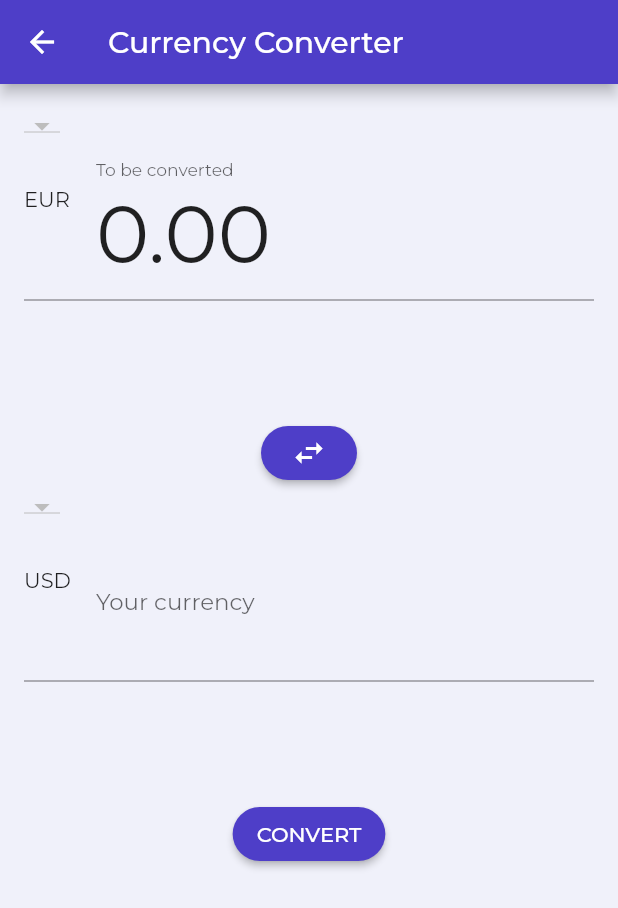
After one commit to zafajardo9/BudgetBud, a Flutter app: the DashboardPage screen opened directly, after a tap on the "currency exchange" icon, on a phone screen of 412 x 824 dp. The commit adds this screen. Shown: the top 908 px of the screen. Run offline on Flutter 3.47's test engine with Material 2 defaults, Android fonts, the phone set to English and light mode, and no system bars; drawn by our look-alikes of upgrader; our stand-ins replace awesome_notifications, awesome_snackbar_content, camera, cloud_firestore, connectivity_plus, firebase_auth and 22 more; missing offline and left inert: google_mlkit_text_recognition, honey; accounts and stored records are empty; network calls fail; project files that could hold a hidden picture were left out.

Commit message:
Updated no data look, securing API keys, Done currency converter

```diff
--- /dev/null
+++ b/lib/api_keys_handler.dart
@@ -0,0 +1,6 @@
+import 'package:flutter_dotenv/flutter_dotenv.dart';
+
+class APIKeys {
+  final currentExchangeAPI = dotenv.env['CURRENCY_API'];
+  final newsAPI = dotenv.env['NEWS_API'];
+}
--- /dev/null
+++ b/lib/data/currencies.dart
@@ -0,0 +1,156 @@
+List<String> currencies = [
+  "AED",
+  "AFN",
+  "ALL",
+  "AMD",
+  "ANG",
+  "AOA",
+  "ARS",
+  "AUD",
+  "AWG",
+  "AZN",
+  "BAM",
+  "BBD",
+  "BDT",
+  "BGN",
+  "BHD",
+  "BIF",
+  "BMD",
+  "BND",
+  "BOB",
+  "BRL",
+  "BSD",
+  "BTC",
+  "BTN",
+  "BWP",
+  "BYN",
+  "BYR",
+  "BZD",
+  "CAD",
+  "CDF",
+  "CHF",
+  "CLF",
+  "CLP",
+  "CNY",
+  "COP",
+  "CRC",
+  "CUC",
+  "CUP",
+  "CVE",
+  "CZK",
+  "DJF",
+  "DKK",
+  "DOP",
+  "DZD",
+  "EGP",
+  "ETB",
+  "EUR",
+  "FJD",
+  "GBP",
+  "GEL",
+  "GHS",
+  "GMD",
+  "GNF",
+  "GTQ",
+  "GYD",
+  "HKD",
+  "HNL",
+  "HRK",
+  "HTG",
+  "HUF",
+  "IDR",
+  "ILS",
+  "INR",
+  "IQD",
+  "IRR",
+  "ISK",
+  "JMD",
+  "JOD",
+  "JPY",
+  "KES",
+  "KGS",
+  "KHR",
+  "KMF",
+  "KRW",
+  "KWD",
+  "KYD",
+  "KZT",
+  "LAK",
+  "LBP",
+  "LKR",
+  "LRD",
+  "LSL",
+  "LTL",
+  "LVL",
+  "LYD",
+  "MAD",
+  "MDL",
+  "MGA",
+  "MKD",
+  "MMK",
+  "MOP",
+  "MRO",
+  "MUR",
+  "MVR",
+  "MWK",
+  "MXN",
+  "MYR",
+  "MZN",
+  "NAD",
+  "NGN",
+  "NIO",
+  "NOK",
+  "NPR",
+  "NZD",
+  "OMR",
+  "PAB",
+  "PEN",
+  "PGK",
+  "PHP",
+  "PKR",
+  "PLN",
+  "PYG",
+  "QAR",
+  "RON",
+  "RSD",
+  "RUB",
+  "RWF",
+  "SAR",
+  "SBD",
+  "SCR",
+  "SDG",
+  "SEK",
+  "SGD",
+  "SHP",
+  "SLL",
+  "SOS",
+  "SRD",
+  "STD",
+  "SVC",
+  "SZL",
+  "THB",
+  "TJS",
+  "TMT",
+  "TND",
+  "TOP",
+  "TRY",
+  "TTD",
+  "TWD",
+  "TZS",
+  "UAH",
+  "UGX",
+  "USD",
+  "UYU",
+  "UZS",
+  "VND",
+  "XAF",
+  "XCD",
+  "XDR",
+  "XOF",
+  "XPF",
+  "YER",
+  "ZAR",
+  "ZMK",
+  "ZMW",
+  "ZWL",
+];
--- a/lib/main.dart
+++ b/lib/main.dart
@@ -3,6 +3,7 @@ import 'package:camera/camera.dart';
 import 'package:flutter/material.dart';
 import 'package:firebase_core/firebase_core.dart';
 import 'package:flutter/services.dart';
+import 'package:flutter_dotenv/flutter_dotenv.dart';
 import 'package:google_fonts/google_fonts.dart';
 import 'package:honey/honey.dart';
 import 'package:responsive_sizer/responsive_sizer.dart';
@@ -71,6 +72,9 @@ Future<void> main() async {
   WidgetsFlutterBinding.ensureInitialized();
 
   await Firebase.initializeApp(options: DefaultFirebaseOptions.currentPlatform);
+
+  //await FlutterConfig.loadEnvVariables();
+  await dotenv.load();
 
   //onboarding screen
   prefs = await SharedPreferences.getInstance();
--- a/lib/misc/graphs/bar_graph/bar_graph.dart
+++ b/lib/misc/graphs/bar_graph/bar_graph.dart
@@ -2,6 +2,7 @@ import 'package:firebase_auth/firebase_auth.dart';
 import 'package:flutter/material.dart';
 import 'package:fl_chart/fl_chart.dart';
 import 'package:cloud_firestore/cloud_firestore.dart';
+import 'package:flutter_svg/svg.dart';
 import 'package:loading_animation_widget/loading_animation_widget.dart';
 
 import '../../colors.dart';
@@ -43,7 +44,10 @@ class BarGraphWidget extends StatelessWidget {
 
           final int dayOfWeek = transactionDate.weekday;
           if (documents.isEmpty) {
-            return Text('No data available.');
+            return SvgPicture.asset(
+              'assets/no_data_found/nd1.1 (2).svg', // Replace with your actual image path
+              fit: BoxFit.cover,
+            );
           }
           if (snapshot.connectionState == ConnectionState.waiting) {
             return Padding(
--- a/lib/misc/graphs/pie_graph/pie_graph.dart
+++ b/lib/misc/graphs/pie_graph/pie_graph.dart
@@ -5,6 +5,7 @@ import 'package:cloud_firestore/cloud_firestore.dart';
 import 'package:firebase_auth/firebase_auth.dart';
 import 'package:fl_chart/fl_chart.dart';
 import 'package:flutter/material.dart';
+import 'package:flutter_svg/flutter_svg.dart';
 
 import '../graphs_widget/graph_indicator.dart';
 
@@ -41,7 +42,10 @@ class PieGraphWidget extends StatelessWidget {
         final documents = snapshot.data!.docs;
 
         if (documents.isEmpty) {
-          return Text('No data available.');
+          return SvgPicture.asset(
+            'assets/no_data_found/nd1.1 (2).svg', // Replace with your actual image path
+            fit: BoxFit.cover,
+          );
         }
         if (snapshot.connectionState == ConnectionState.waiting) {
           return CircularProgressIndicator();
--- a/lib/pages/dashboard_page/dashboard_page.dart
+++ b/lib/pages/dashboard_page/dashboard_page.dart
@@ -3,6 +3,7 @@ import 'package:budget_bud/data/income_data.dart';
 import 'package:budget_bud/misc/colors.dart';
 import 'package:budget_bud/misc/txtStyles.dart';
 import 'package:budget_bud/misc/widgetSize.dart';
+import 'package:budget_bud/pages/dashboard_page/parts/convert_dashboard/convert_currency.dart';
 import 'package:budget_bud/pages/dashboard_page/parts/news_dashboard/dashboard_news.dart';
 import 'package:budget_bud/pages/dashboard_page/parts/transaction_dashboard/dashboard_transactions.dart';
 import 'package:cloud_firestore/cloud_firestore.dart';
@@ -65,10 +66,10 @@ class _DashboardPageState extends State<DashboardPage>
   void initState() {
     super.initState();
     getUserName();
-    fetchBalance();
+
+    //fetchBalance();
 
     //FOR NOTIFICATIONS++++++++++++++++++++++++
-
     AwesomeNotifications().isNotificationAllowed().then((isAllowed) => {
           if (!isAllowed)
             {
@@ -161,15 +162,15 @@ class _DashboardPageState extends State<DashboardPage>
   double totalIncome = 0.0;
   double totalExpense = 0.0;
 
-  Future<void> fetchBalance() async {
-    TransactionSummary summary =
-        await calculateTransactionSummary(TimePeriod.Overall);
-    setState(() {
-      balance = summary.balance;
-      totalIncome = summary.totalIncome;
-      totalExpense = summary.totalExpense;
-    });
-  }
+  // Future<void> fetchBalance() async {
+  //   TransactionSummary summary =
+  //       await calculateTransactionSummary(TimePeriod.Overall);
+  //   setState(() {
+  //     balance = summary.balance;
+  //     totalIncome = summary.totalIncome;
+  //     totalExpense = summary.totalExpense;
+  //   });
+  // }
 
   int currentPageIndex = 0;
 
@@ -223,22 +224,31 @@ class _DashboardPageState extends State<DashboardPage>
                                   Text(
                                     'Your Daily Update',
                                     style: ThemeText.dashboardDetailsSubHeader,
-                                  )
+                                  ),
                                 ],
                               ),
                             ),
                           ),
                         ),
-                        Expanded(
+                        StreamBuilder<TransactionSummary>(
+                          stream: Stream.fromFuture(
+                              calculateTransactionSummary(TimePeriod.Overall)),
+                          builder: (context, snapshot) {
+                            if (snapshot.hasData) {
+                              final transactionSummary = snapshot.data!;
+
+                              return Expanded(
                                 child: Showcase(
                                   key: userCard,
                                   description: 'Your Balance and Transactions',
                                   child: Padding(
-                              padding: const EdgeInsets.symmetric(vertical: 16),
+                                    padding: const EdgeInsets.symmetric(
+                                        vertical: 16),
                                     child: Container(
                                       decoration: BoxDecoration(
                                         color: AppColors.mainColorTwo,
-                                  borderRadius: BorderRadius.circular(16.0),
+                                        borderRadius:
+                                            BorderRadius.circular(16.0),
                                       ),
                                       child: Padding(
                                         padding: EdgeInsets.symmetric(
@@ -253,16 +263,17 @@ class _DashboardPageState extends State<DashboardPage>
                                               crossAxisAlignment:
                                                   CrossAxisAlignment.start,
                                               mainAxisAlignment:
-                                            MainAxisAlignment.spaceBetween,
+                                                  MainAxisAlignment
+                                                      .spaceBetween,
                                               children: [
                                                 Text(
                                                   'Balance',
                                                   style: ThemeText.paragraph54,
                                                 ),
                                                 Text(
-                                            '₱$balance',
-                                            style:
-                                                ThemeText.dashboardNumberLarge,
+                                                  '₱${transactionSummary.balance}',
+                                                  style: ThemeText
+                                                      .dashboardNumberLarge,
                                                 ),
                                               ],
                                             ),
@@ -270,36 +281,48 @@ class _DashboardPageState extends State<DashboardPage>
                                               crossAxisAlignment:
                                                   CrossAxisAlignment.start,
                                               mainAxisAlignment:
-                                            MainAxisAlignment.spaceBetween,
+                                                  MainAxisAlignment
+                                                      .spaceBetween,
                                               children: [
                                                 Text(
                                                   'Transactions',
                                                   style: ThemeText.paragraph54,
                                                 ),
                                                 Text(
-                                            '₱$totalIncome',
+                                                  '₱${transactionSummary.totalIncome}',
                                                   style: TextStyle(
                                                     fontWeight: FontWeight.bold,
-                                              color: AppColors.updateButton,
+                                                    color:
+                                                        AppColors.updateButton,
                                                     fontSize: 15.sp,
                                                   ),
                                                 ),
                                                 Text(
-                                            '₱$totalExpense',
+                                                  '₱${transactionSummary.totalExpense}',
                                                   style: TextStyle(
                                                     fontWeight: FontWeight.bold,
-                                              color: AppColors.deleteButton,
+                                                    color:
+                                                        AppColors.deleteButton,
                                                   ),
-                                          )
+                                                ),
                                               ],
-                                      )
+                                            ),
                                           ],
                                         ),
                                       ),
                                     ),
                                   ),
                                 ),
-                        ),
+                              );
+                            } else if (snapshot.hasError) {
+                              // Handle error case
+                              return Text('Error: ${snapshot.error}');
+                            } else {
+                              // Display loading state
+                              return CircularProgressIndicator();
+                            }
+                          },
+                        )
                       ],
                     ),
                   ),
@@ -376,7 +399,14 @@ class _DashboardPageState extends State<DashboardPage>
                                   targetShapeBorder: const CircleBorder(),
                                   targetPadding: EdgeInsets.all(8),
                                   child: IconButtonCircle(
-                                    onPressed: () {},
+                                    onPressed: () {
+                                      Navigator.push(
+                                        context,
+                                        MaterialPageRoute(
+                                            builder: (context) =>
+                                                const CurrencyConverter()),
+                                      );
+                                    },
                                     icon: Icon(Icons.currency_exchange),
                                   ),
                                 ),
--- /dev/null
+++ b/lib/pages/dashboard_page/parts/convert_dashboard/components/dropdownlist.dart
@@ -0,0 +1,70 @@
+import 'package:flutter/material.dart';
+import 'package:http/http.dart' as http;
+import 'package:responsive_sizer/responsive_sizer.dart';
+import 'dart:convert';
+
+import '../../../../../api_keys_handler.dart';
+import '../../../../../misc/colors.dart';
+
+class MyDropdown extends StatefulWidget {
+  final void Function(String?)? onChanged;
+  final String fillValue;
+  MyDropdown({this.onChanged, required String value, required this.fillValue});
+
+  @override
+  _MyDropdownState createState() => _MyDropdownState();
+}
+
+class _MyDropdownState extends State<MyDropdown> {
+  String? selectedValue;
+  List<String> countries = [];
+
+  @override
+  void initState() {
+    super.initState();
+    fetchCountries();
+  }
+
+  Future<void> fetchCountries() async {
+    final String? apiKey = APIKeys().currentExchangeAPI;
+    final url =
+        'https://openexchangerates.org/api/currencies.json?app_id=$apiKey';
+
+    try {
+      final response = await http.get(Uri.parse(url));
+
+      if (response.statusCode == 200) {
+        final jsonResult = json.decode(response.body);
+        setState(() {
+          countries = jsonResult.keys.toList();
+        });
+      } else {
+        print('Request failed with status: ${response.statusCode}.');
+      }
+    } catch (error) {
+      print('Error occurred: $error');
+    }
+  }
+
+  @override
+  Widget build(BuildContext context) {
+    return DropdownButton<String>(
+      value: selectedValue ?? widget.fillValue,
+      onChanged: (String? newValue) {
+        setState(() {
+          selectedValue = newValue;
+        });
+
+        if (widget.onChanged != null) {
+          widget.onChanged!(newValue);
+        }
+      },
+      items: countries.map<DropdownMenuItem<String>>((String value) {
+        return DropdownMenuItem<String>(
+          value: value,
+          child: Text(value),
+        );
+      }).toList(),
+    );
+  }
+}
--- /dev/null
+++ b/lib/pages/dashboard_page/parts/convert_dashboard/convert_currency.dart
@@ -0,0 +1,163 @@
+import 'package:budget_bud/api_keys_handler.dart';
+import 'package:budget_bud/pages/dashboard_page/parts/convert_dashboard/components/dropdownlist.dart';
+import 'package:flutter/material.dart';
+import 'package:flutter/services.dart';
+import 'package:http/http.dart' as http;
+import 'dart:convert';
+
+import 'package:responsive_sizer/responsive_sizer.dart';
+
+class CurrencyConverter extends StatefulWidget {
+  const CurrencyConverter({Key? key}) : super(key: key);
+
+  @override
+  _CurrencyConverterState createState() => _CurrencyConverterState();
+}
+
+class _CurrencyConverterState extends State<CurrencyConverter> {
+  String _baseCurrency = 'USD'; // Default base currency
+  String _targetCurrency = 'EUR'; // Default target currency
+  double _amount = 0.0;
+  double _result = 0.0;
+
+  void _swapCurrencies() {
+    setState(() {
+      final temp = _targetCurrency;
+      _targetCurrency = _baseCurrency;
+      _baseCurrency = temp;
+    });
+  }
+
+  Future<void> _convertCurrency() async {
+    final API_KEY = APIKeys().currentExchangeAPI;
+    final url = 'https://openexchangerates.org/api/latest.json?app_id=$API_KEY';
+    final response = await http.get(Uri.parse(url));
+    final data = json.decode(response.body);
+
+    if (data['error'] != null) {
+      // Handle API error
+      showDialog(
+        context: context,
+        builder: (ctx) => AlertDialog(
+          title: Text('An error occurred'),
+          content: Text(data['error']),
+          actions: [
+            ElevatedButton(
+              child: Text('OK'),
+              onPressed: () => Navigator.of(ctx).pop(),
+            ),
+          ],
+        ),
+      );
+    } else {
+      final rates = data['rates'];
+      final baseRate = rates[_baseCurrency];
+      final targetRate = rates[_targetCurrency];
+
+      setState(() {
+        _result = (_amount / baseRate) * targetRate;
+      });
+    }
+  }
+
+  @override
+  Widget build(BuildContext context) {
+    return Scaffold(
+      appBar: AppBar(
+        title: Text('Currency Converter'),
+      ),
+      body: Padding(
+        padding: const EdgeInsets.all(16.0),
+        child: SingleChildScrollView(
+          child: Column(
+            crossAxisAlignment: CrossAxisAlignment.center,
+            mainAxisAlignment: MainAxisAlignment.spaceEvenly,
+            children: [
+              Container(
+                height: Adaptive.h(25),
+                child: Column(
+                  crossAxisAlignment: CrossAxisAlignment.start,
+                  children: [
+                    MyDropdown(
+                      fillValue: _targetCurrency,
+                      value: _targetCurrency,
+                      onChanged: (value) {
+                        setState(() {
+                          _targetCurrency = value!;
+                        });
+                      },
+                    ),
+                    TextField(
+                      readOnly: true,
+                      keyboardType: TextInputType.number,
+                      controller: TextEditingController(
+                          text: _result.toStringAsFixed(2)),
+                      style: TextStyle(fontSize: 30.sp),
+                      decoration: InputDecoration(
+                        prefixIcon: Text(_targetCurrency),
+                        labelText: 'To be converted',
+                        labelStyle: TextStyle(fontSize: 16.sp),
+                        hintText: '0.0',
+                      ),
+                    ),
+                  ],
+                ),
+              ),
+              ElevatedButton(
+                onPressed: _swapCurrencies,
+                child: Icon(Icons.swap_horiz_outlined),
+                style: ElevatedButton.styleFrom(
+                  shape: RoundedRectangleBorder(
+                    borderRadius: BorderRadius.circular(30),
+                  ),
+                ),
+              ),
+              Container(
+                height: Adaptive.h(25),
+                child: Column(
+                  crossAxisAlignment: CrossAxisAlignment.start,
+                  children: [
+                    MyDropdown(
+                      fillValue: _baseCurrency,
+                      value: _baseCurrency,
+                      onChanged: (value) {
+                        setState(() {
+                          _baseCurrency = value!;
+                        });
+                      },
+                    ),
+                    TextField(
+                      keyboardType: TextInputType.number,
+                      onChanged: (value) {
+                        setState(() {
+                          _amount = double.tryParse(value) ?? 0.0;
+                        });
+                      },
+                      style: TextStyle(fontSize: 30.sp),
+                      decoration: InputDecoration(
+                        prefixIcon: Text(_baseCurrency),
+                        labelText: 'Your currency',
+                        labelStyle: TextStyle(fontSize: 16.sp),
+                        hintText: '0.0',
+                      ),
+                    ),
+                  ],
+                ),
+              ),
+              ElevatedButton(
+                onPressed: _convertCurrency,
+                style: ElevatedButton.styleFrom(
+                  shape: RoundedRectangleBorder(
+                    borderRadius: BorderRadius.circular(30),
+                  ),
+                ),
+                child: Text('Convert'.toUpperCase()),
+              ),
+              SizedBox(height: 16.0),
+            ],
+          ),
+        ),
+      ),
+    );
+  }
+}
--- a/lib/pages/dashboard_page/parts/news_dashboard/dashboard_news.dart
+++ b/lib/pages/dashboard_page/parts/news_dashboard/dashboard_news.dart
@@ -1,15 +1,15 @@
 import 'dart:convert';
-import 'dart:io';
 
 import 'package:budget_bud/misc/colors.dart';
 import 'package:budget_bud/misc/txtStyles.dart';
 import 'package:flutter/material.dart';
-import 'package:flutter_html/flutter_html.dart';
+import 'package:flutter_dotenv/flutter_dotenv.dart';
 import 'package:http/http.dart' as http;
 import 'package:http/http.dart';
 import 'package:liquid_pull_to_refresh/liquid_pull_to_refresh.dart';
 import 'package:loading_animation_widget/loading_animation_widget.dart';
 
+import '../../../../api_keys_handler.dart';
 import 'model/news_model.dart';
 
 class DashBoardNews extends StatefulWidget {
@@ -31,7 +31,7 @@ class _DashBoardNewsState extends State<DashBoardNews> {
     });
 
     try {
-      final String apiKey = '81cf656878534b15aa5b5ef0898add0d';
+      final String? apiKey = APIKeys().newsAPI;
       final String apiUrl =
           'https://newsapi.org/v2/everything?q=trending+products&language=en&apiKey=$apiKey';
 
--- a/lib/pages/home_page/home_page.dart
+++ b/lib/pages/home_page/home_page.dart
@@ -21,8 +21,6 @@ class _HomePageState extends State<HomePage> {
 
   @override
   Widget build(BuildContext context) {
-    final user = FirebaseAuth.instance.currentUser!;
-
     return Scaffold(
       backgroundColor: AppColors.mainColorOne,
       appBar: AppBar(
--- a/pubspec.yaml
+++ b/pubspec.yaml
@@ -69,7 +69,7 @@ dependencies:
   google_maps_flutter: ^2.3.0
 
 
-
+  flutter_dotenv:
 
 
 
@@ -104,7 +104,9 @@ flutter:
     - assets/other/
     - assets/pointer/
     - assets/category/
+    - assets/no_data_found/
     - images/onboarding_page/
+    - .env
 
 
 
```
Also changed, not shown: lib/auth/login_page.dart (+11 -4 lines), lib/misc/graphs/line_graph/line_graph.dart (+14 -2 lines), lib/pages/transaction_page/tabs/expense_tab.dart (+26 -2 lines), lib/pages/transaction_page/tabs/income_tab.dart (+6 -5 lines), pubspec.lock, 7 other files. Lines whose indentation alone changed are shown as unchanged.
